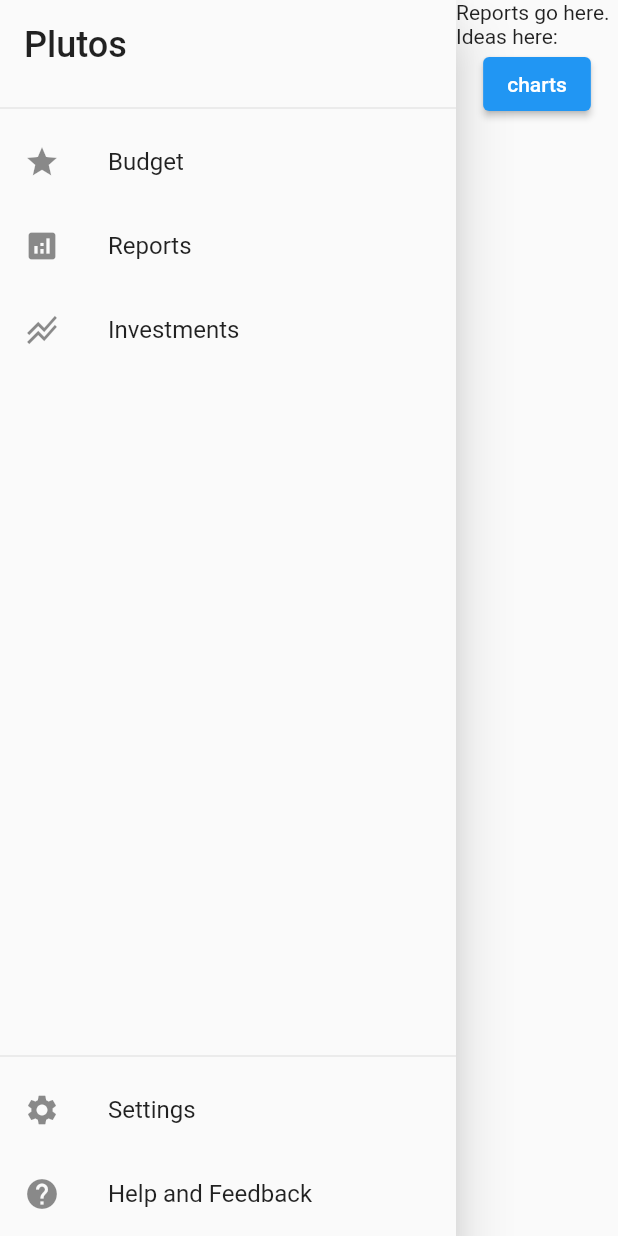
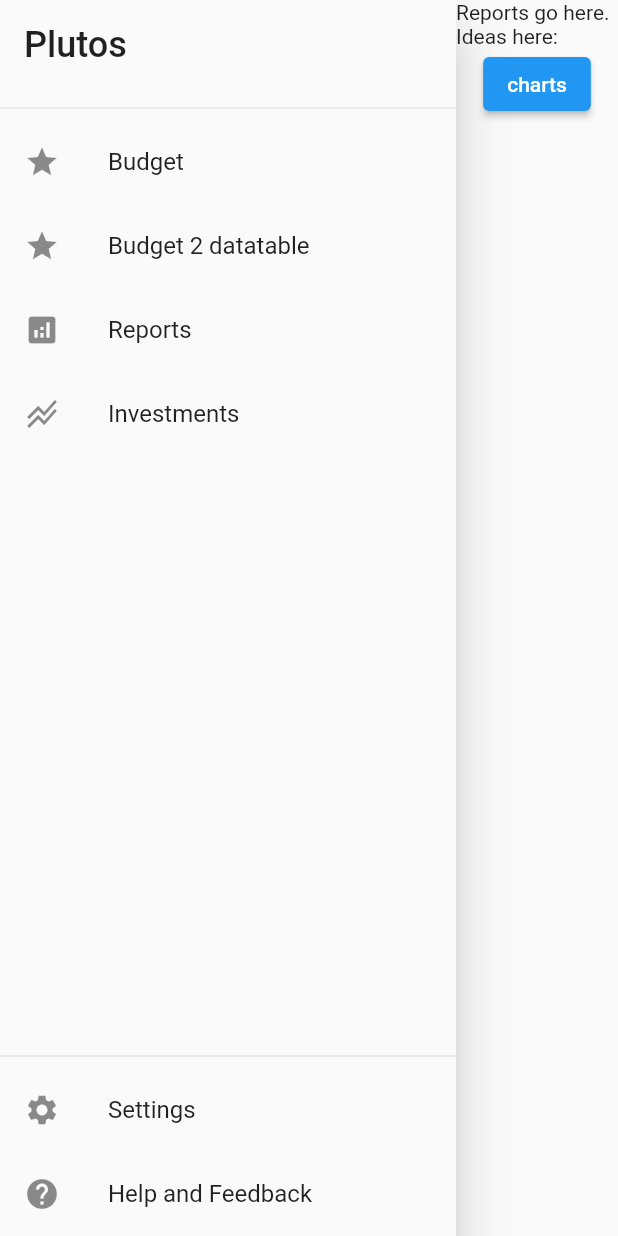
Before and after one commit to MikesGlitch/plutus, a Flutter app: the screen it shows after launch, after a tap on "Reports", on a phone screen of 412 x 824 dp. Run offline on Flutter 3.47's test engine with Material 2 defaults, Android fonts, the phone set to English and light mode, and no system bars.

Commit message:
trying out the datatable

```diff
--- a/plutus/lib/src/screens/budget_screen.dart
+++ b/plutus/lib/src/screens/budget_screen.dart
@@ -66,9 +66,14 @@ class _BudgetScreenState extends State<BudgetScreen> {
     for (var month in months) {
       var budgetCategorySpendingRows = [];
       for (var budgetCategoryGroup in budgetCategoryGroups) {
-        // It's weird setting 45 as the height.  May need to somehow set it everywehere else using sizedbox or something
-        budgetCategorySpendingRows
-            .add(Row(children: [SizedBox(height: rowHeight)]));
+        budgetCategorySpendingRows.add(Row(children: [
+          Expanded(
+            child: Container(
+                height: rowHeight,
+                decoration: BoxDecoration(
+                    border: Border(top: BorderSide(), bottom: BorderSide()))),
+          )
+        ]));
 
         for (var category in budgetCategoryGroup.categories) {
           budgetCategorySpendingRows.add(SizedBox(
@@ -103,7 +108,7 @@ class _BudgetScreenState extends State<BudgetScreen> {
 
       monthlyBudgetColumns.add(Expanded(
           child: Container(
-              margin: const EdgeInsets.all(6),
+              padding: const EdgeInsets.all(6),
               child: Column(
                 children: [
                   MonthOverview(
@@ -113,9 +118,19 @@ class _BudgetScreenState extends State<BudgetScreen> {
                   Container(
                       height: headerBudgetTitleHeight,
                       child: Row(children: [
-                        Expanded(child: Text("Budget")),
-                        Expanded(child: Text("Outflow")),
-                        Expanded(child: Text("Balance"))
+                        Expanded(
+                            child: Text(
+                          "Budget",
+                          textAlign: TextAlign.center,
+                        )),
+                        Expanded(
+                            child:
+                                Text("Outflow", textAlign: TextAlign.center)),
+                        Expanded(
+                            child: Text(
+                          "Balance",
+                          textAlign: TextAlign.center,
+                        ))
                       ])),
                   ...budgetCategorySpendingRows
                 ],
--- a/plutus/lib/wigets/side_nav.dart
+++ b/plutus/lib/wigets/side_nav.dart
@@ -1,5 +1,6 @@
 import 'package:flutter/material.dart';
 import 'package:plutus/src/screens/budget_screen.dart';
+import 'package:plutus/src/screens/budget_screen2.dart';
 import 'package:plutus/src/screens/help_screen.dart';
 import 'package:plutus/src/screens/investments_screen.dart';
 import 'package:plutus/src/screens/reports_screen.dart';
@@ -32,6 +33,15 @@ class SideNav extends StatelessWidget {
               onTap: () {
                 Navigator.of(context)
                     .push(navigateToScreenNoAnimation(BudgetScreen()));
+                // Navigator.pop(context); // close the drawer
+              },
+            ),
+            ListTile(
+              leading: Icon(Icons.grade),
+              title: Text('Budget 2 datatable'),
+              onTap: () {
+                Navigator.of(context)
+                    .push(navigateToScreenNoAnimation(BudgetScreen2()));
                 // Navigator.pop(context); // close the drawer
               },
             ),
```
Also changed, not shown: plutus/lib/src/screens/budget_screen2.dart (added, +203 -0 lines).
